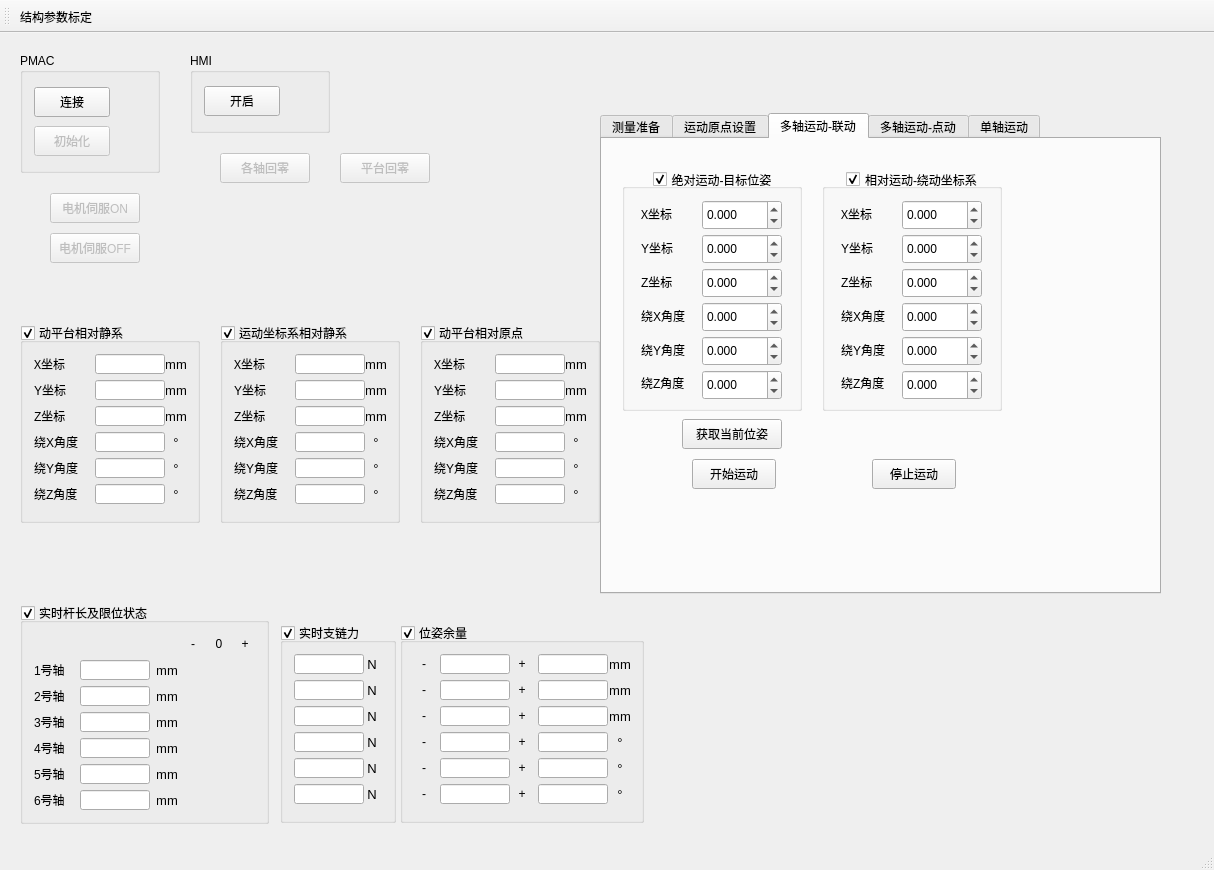
Before: the Qt Designer form SixUpsUiAo/SixUpsUiAo.ui in Wao1996/SixUpsUiAo, drawn with Qt 5.
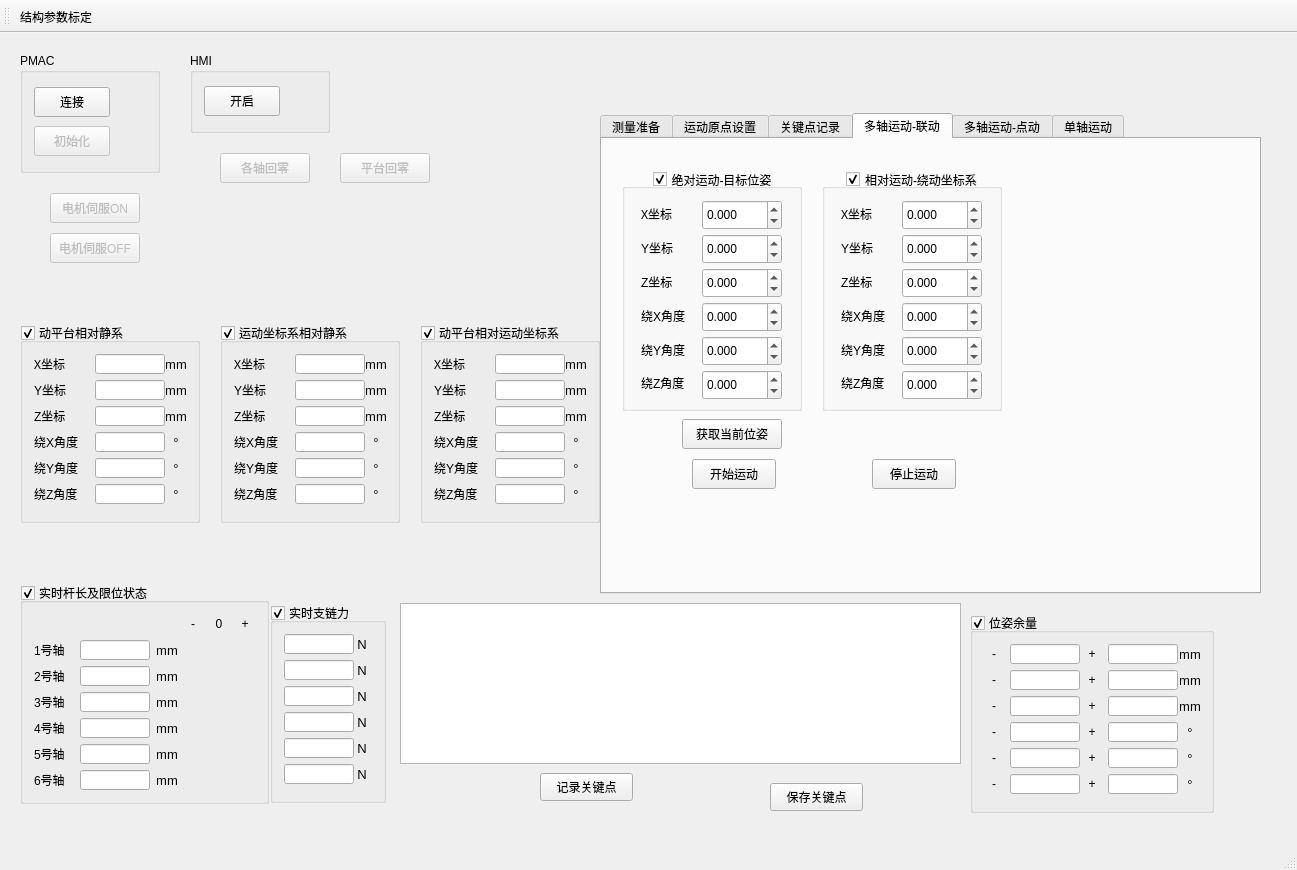
After: the same form once the commit is applied. The open tabs and pages were chosen to show the change. Icons and pictures are not drawn.

Diff of the .ui file:
```diff
--- a/SixUpsUiAo/SixUpsUiAo.ui
+++ b/SixUpsUiAo/SixUpsUiAo.ui
@@ -6,7 +6,7 @@
    <rect>
     <x>0</x>
     <y>0</y>
-    <width>1214</width>
+    <width>1297</width>
     <height>870</height>
    </rect>
   </property>
@@ -693,7 +693,7 @@
     <property name="geometry">
      <rect>
       <x>20</x>
-      <y>570</y>
+      <y>550</y>
       <width>249</width>
       <height>221</height>
      </rect>
@@ -1755,8 +1755,8 @@
    <widget class="QGroupBox" name="poseMargin">
     <property name="geometry">
      <rect>
-      <x>400</x>
-      <y>590</y>
+      <x>970</x>
+      <y>580</y>
       <width>244</width>
       <height>200</height>
      </rect>
@@ -2484,8 +2484,8 @@
     </property>
     <property name="geometry">
      <rect>
-      <x>280</x>
-      <y>590</y>
+      <x>270</x>
+      <y>570</y>
       <width>116</width>
       <height>200</height>
      </rect>
@@ -2798,7 +2798,7 @@
      <rect>
       <x>600</x>
       <y>80</y>
-      <width>561</width>
+      <width>661</width>
       <height>481</height>
      </rect>
     </property>
@@ -2948,6 +2948,11 @@
       </property>
      </widget>
     </widget>
+    <widget class="QWidget" name="tab_2">
+     <attribute name="title">
+      <string>关键点记录</string>
+     </attribute>
+    </widget>
     <widget class="QWidget" name="tab_multiAxis">
      <attribute name="title">
       <string>多轴运动-联动</string>
@@ -5243,7 +5248,7 @@
      </size>
     </property>
     <property name="title">
-     <string>动平台相对原点</string>
+     <string>动平台相对运动坐标系</string>
     </property>
     <property name="checkable">
      <bool>true</bool>
@@ -6176,6 +6181,78 @@
      </item>
     </layout>
    </widget>
+   <widget class="QTableWidget" name="keyPointTable">
+    <property name="enabled">
+     <bool>true</bool>
+    </property>
+    <property name="geometry">
+     <rect>
+      <x>400</x>
+      <y>570</y>
+      <width>561</width>
+      <height>161</height>
+     </rect>
+    </property>
+    <property name="sizePolicy">
+     <sizepolicy hsizetype="Expanding" vsizetype="Fixed">
+      <horstretch>0</horstretch>
+      <verstretch>0</verstretch>
+     </sizepolicy>
+    </property>
+    <property name="minimumSize">
+     <size>
+      <width>400</width>
+      <height>125</height>
+     </size>
+    </property>
+    <property name="maximumSize">
+     <size>
+      <width>16777215</width>
+      <height>300</height>
+     </size>
+    </property>
+    <property name="dragEnabled">
+     <bool>true</bool>
+    </property>
+    <property name="dragDropOverwriteMode">
+     <bool>false</bool>
+    </property>
+    <property name="dragDropMode">
+     <enum>QAbstractItemView::NoDragDrop</enum>
+    </property>
+    <attribute name="horizontalHeaderStretchLastSection">
+     <bool>false</bool>
+    </attribute>
+    <attribute name="verticalHeaderStretchLastSection">
+     <bool>false</bool>
+    </attribute>
+   </widget>
+   <widget class="QPushButton" name="recordKeyPointBtn">
+    <property name="geometry">
+     <rect>
+      <x>540</x>
+      <y>740</y>
+      <width>93</width>
+      <height>28</height>
+     </rect>
+    </property>
+    <property name="text">
+     <string>记录关键点</string>
+    </property>
+   </widget>
+   <widget class="QPushButton" name="saveKeyPointBtn">
+    <property name="geometry">
+     <rect>
+      <x>770</x>
+      <y>750</y>
+      <width>93</width>
+      <height>28</height>
+     </rect>
+    </property>
+    <property name="text">
+     <string>保存关键点</string>
+    </property>
+   </widget>
    <zorder>realTimeLengths</zorder>
    <zorder>HMI</zorder>
    <zorder>PMAC</zorder>
```
Left out of the diff: 7 changed lines with no effect on the pictures.
